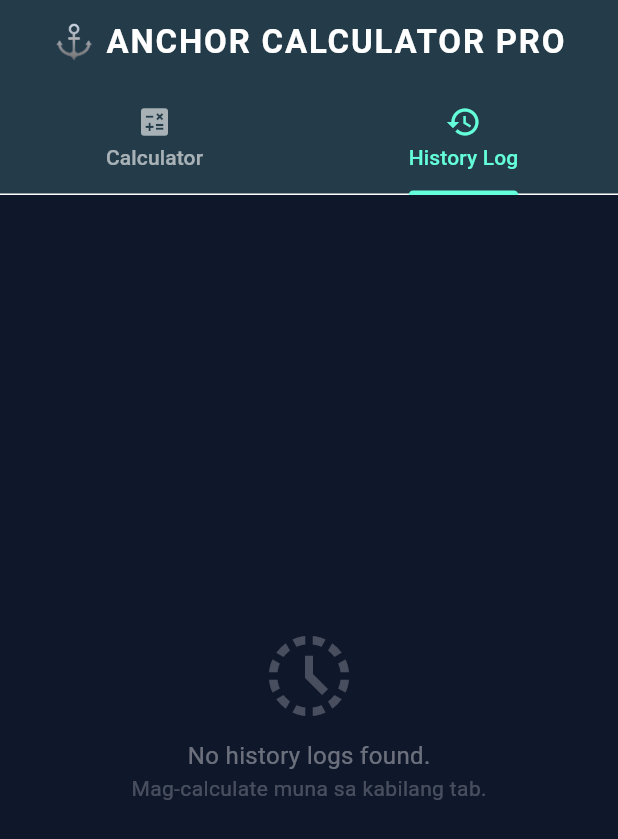
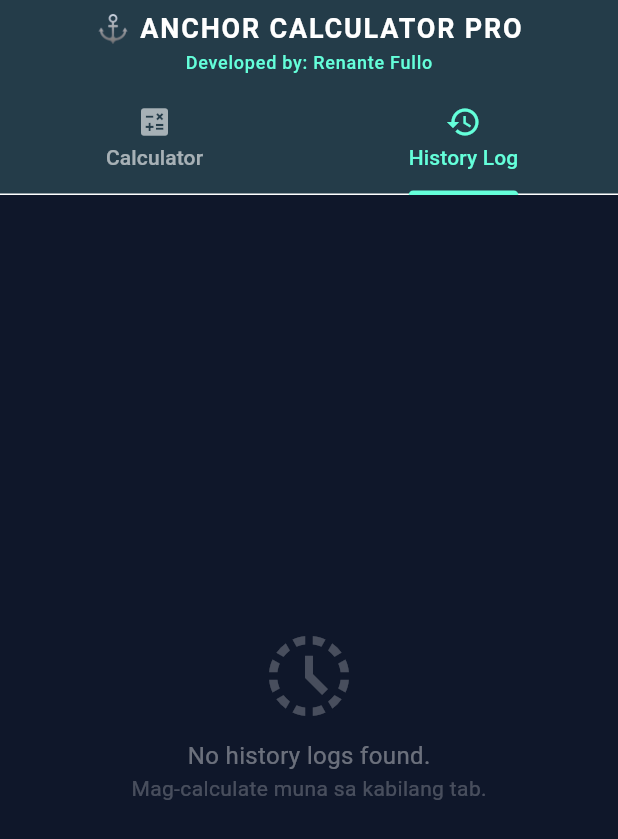
Before and after one commit to Saitama1978/Anchor-Pro, a Flutter app: the screen it shows after launch, tab 2 chosen, on a phone screen of 412 x 824 dp. Shown: the top 839 px of the screen. Run offline on Flutter 3.47's test engine with Material 3 defaults, Android fonts, the phone set to English and light mode, and no system bars.

Commit message:
Update main.dart

```diff
--- a/lib/main.dart
+++ b/lib/main.dart
@@ -92,13 +92,33 @@ class _MainTabScreenState extends State<MainTabScreen> {
       length: 2,
       child: Scaffold(
         appBar: AppBar(
-          title: const Text(
-            '⚓ ANCHOR CALCULATOR PRO',
-            style: TextStyle(fontWeight: FontWeight.bold, letterSpacing: 1.2),
-          ),
           backgroundColor: const Color(0xFF1E293B),
           centerTitle: true,
           elevation: 4,
+          // GUMAMIT NG COLUMN PARA SA TITLE AT SUBTITLE NG DEVELOPER
+          title: const Column(
+            mainAxisSize: MainAxisSize.min,
+            children: [
+              Text(
+                '⚓ ANCHOR CALCULATOR PRO',
+                style: TextStyle(
+                  fontWeight: FontWeight.bold,
+                  letterSpacing: 1.2,
+                  fontSize: 18,
+                ),
+              ),
+              SizedBox(height: 4),
+              Text(
+                'Developed by: Renante Fullo',
+                style: TextStyle(
+                  color: Colors.tealAccent,
+                  fontSize: 12,
+                  fontWeight: FontWeight.w500,
+                  letterSpacing: 0.5,
+                ),
+              ),
+            ],
+          ),
           bottom: const TabBar(
             indicatorColor: Colors.tealAccent,
             labelColor: Colors.tealAccent,
@@ -251,10 +271,7 @@ class _CalculatorTabState extends State<CalculatorTab> {
 
   @override
   Widget build(BuildContext context) {
-    return Column(
-      children: [
-        Expanded(
-          child: SingleChildScrollView(
+    return SingleChildScrollView(
       padding: const EdgeInsets.all(20.0),
       child: Column(
         crossAxisAlignment: CrossAxisAlignment.stretch,
@@ -438,20 +455,6 @@ class _CalculatorTabState extends State<CalculatorTab> {
             ),
         ],
       ),
-          ),
-        ),
-        // FIXED BOTTOM FOOTER PARA HINDI MAWALA ANG SIGNATURE
-        Container(
-          width: double.infinity,
-          padding: const EdgeInsets.symmetric(vertical: 10),
-          color: const Color(0xFF0F172A),
-          child: const Text(
-            '🛠️ Developed by: Renante Fullo',
-            textAlign: TextAlign.center,
-            style: TextStyle(color: Colors.white38, fontSize: 12, fontWeight: FontWeight.w500),
-          ),
-        ),
-      ],
     );
   }
 }
@@ -478,10 +481,7 @@ class HistoryTab extends StatelessWidget {
       );
     }
 
-    return Column(
-      children: [
-        Expanded(
-          child: ListView.builder(
+    return ListView.builder(
       padding: const EdgeInsets.all(15),
       itemCount: logs.length,
       itemBuilder: (context, index) {
@@ -546,20 +546,6 @@ class HistoryTab extends StatelessWidget {
           ),
         );
       },
-          ),
-        ),
-        // FIXED FOOTER PATI SA HISTORY LOG TAB
-        Container(
-          width: double.infinity,
-          padding: const EdgeInsets.symmetric(vertical: 10),
-          color: const Color(0xFF0F172A),
-          child: const Text(
-            '🛠️ Developed by: Renante Fullo',
-            textAlign: TextAlign.center,
-            style: TextStyle(color: Colors.white38, fontSize: 12, fontWeight: FontWeight.w500),
-          ),
-        ),
-      ],
     );
   }
 }
```
Lines whose indentation alone changed are shown as unchanged.
